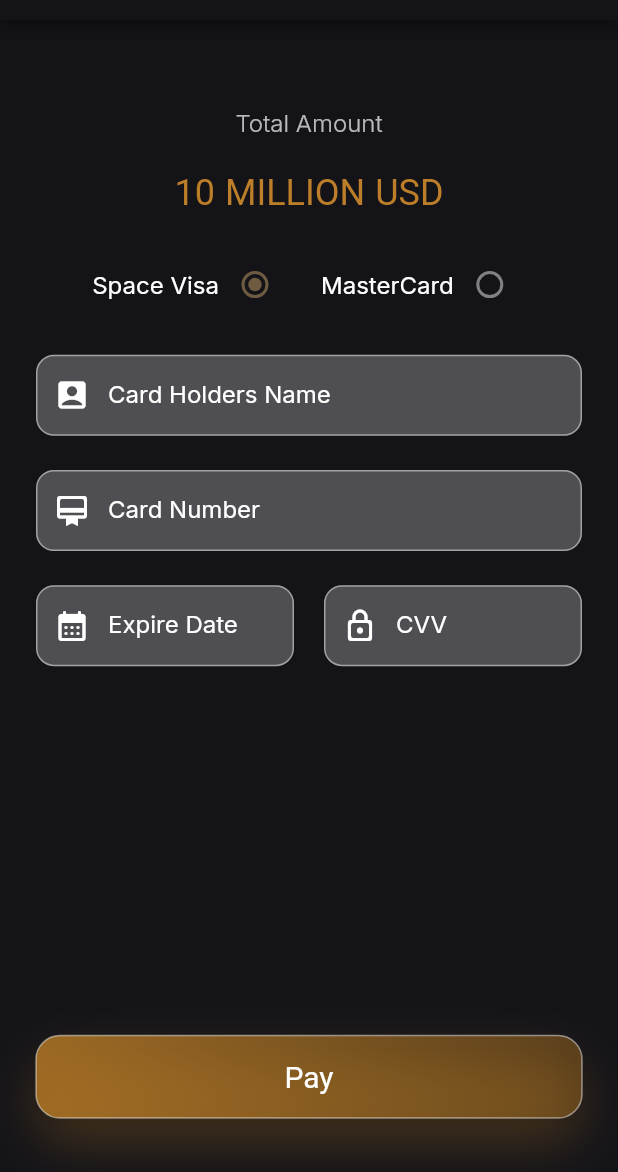
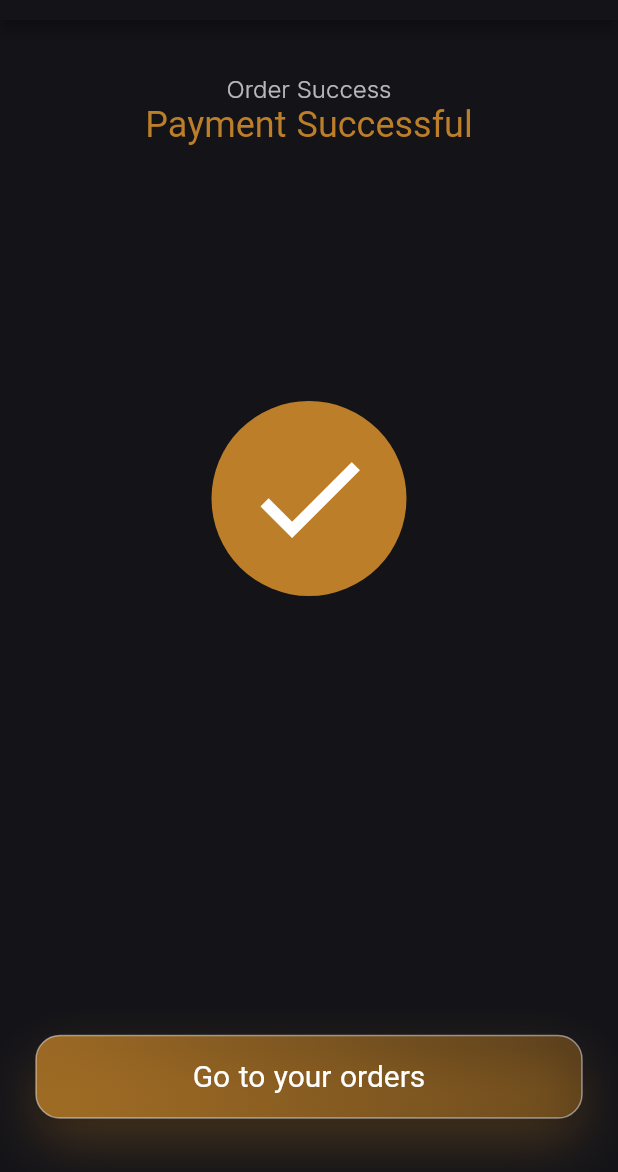
Before and after one commit to TechTriathlon-CosmiX/flutter_app, a Flutter app: the screen it shows after launch, on a phone screen of 412 x 824 dp, the part 64-1236 px from its top. Run offline on Flutter 3.47's test engine with Material 2 defaults, Android fonts, the phone set to English and light mode, and no system bars; our stand-ins replace get, google_fonts.

Commit message:
payment success

```diff
--- a/lib/main.dart
+++ b/lib/main.dart
@@ -1,5 +1,6 @@
 import 'package:CosmiX/screens/home_screen.dart';
 import 'package:CosmiX/screens/payment_screen.dart';
+import 'package:CosmiX/screens/payment_successful_screen.dart';
 import 'package:CosmiX/theme/app_theme.dart';
 import 'package:flutter/material.dart';
 import 'package:flutter/services.dart';
@@ -25,7 +26,7 @@ class MyApp extends StatelessWidget {
       debugShowCheckedModeBanner: false,
       title: 'CosmiX',
       theme: AppTheme.mainTheme,
-      home: const PaymentScreen(),
+      home: const PaymentSuccess(),
     );
   }
 }
--- a/lib/screens/payment_screen.dart
+++ b/lib/screens/payment_screen.dart
@@ -1,29 +1,31 @@
+import 'package:CosmiX/screens/payment_successful_screen.dart';
 import 'package:CosmiX/theme/colors.dart';
 import 'package:CosmiX/widgets/button.dart';
 import 'package:CosmiX/widgets/input_field.dart';
 import 'package:CosmiX/widgets/radio_button.dart';
 import 'package:flutter/material.dart';
+import 'package:get/get.dart';
 
 class PaymentScreen extends StatelessWidget {
   const PaymentScreen({super.key});
 
   @override
   Widget build(BuildContext context) {
-    TextEditingController nameController =  TextEditingController();
-    TextEditingController accountNoController =  TextEditingController();
-    TextEditingController expireDateController =  TextEditingController();
-    TextEditingController cvcController =  TextEditingController();
+    TextEditingController nameController = TextEditingController();
+    TextEditingController accountNoController = TextEditingController();
+    TextEditingController expireDateController = TextEditingController();
+    TextEditingController cvcController = TextEditingController();
     return Scaffold(
       resizeToAvoidBottomInset: false,
       appBar: AppBar(
-        title:const  Text(
+        title: const Text(
           'Payment',
         ),
         backgroundColor: CosmixColor.bgColor,
       ),
       backgroundColor: CosmixColor.bgColor,
       body: Padding(
-        padding:const EdgeInsets.symmetric(horizontal: 24.0, vertical: 36.0),
+        padding: const EdgeInsets.symmetric(horizontal: 24.0, vertical: 36.0),
         child: Center(
           child: Column(
             children: [
@@ -31,6 +33,8 @@ class PaymentScreen extends StatelessWidget {
                   flex: 3,
                   child: Column(
                     mainAxisAlignment: MainAxisAlignment.spaceEvenly,
+                    children: [
+                      Column(
                         children: [
                           const Text(
                             'Total Amount',
@@ -47,7 +51,9 @@ class PaymentScreen extends StatelessWidget {
                                 fontWeight: FontWeight.w400,
                                 color: CosmixColor.primaryColor),
                           ),
-                     const  Center(child: RadioField()),
+                        ],
+                      ),
+                      const Center(child: RadioField()),
                       InputField(
                         labelText: "Card Holders Name",
                         controller: nameController,
@@ -64,7 +70,8 @@ class PaymentScreen extends StatelessWidget {
                             child: InputField(
                               labelText: "Expire Date",
                               controller: expireDateController,
-                              leadingIcon: const Icon(Icons.calendar_month_rounded),
+                              leadingIcon:
+                                  const Icon(Icons.calendar_month_rounded),
                             ),
                           ),
                           const SizedBox(
@@ -74,7 +81,8 @@ class PaymentScreen extends StatelessWidget {
                             child: InputField(
                               labelText: "CVV",
                               controller: cvcController,
-                              leadingIcon: const Icon(Icons.lock_outline_rounded),
+                              leadingIcon:
+                                  const Icon(Icons.lock_outline_rounded),
                             ),
                           ),
                         ],
--- /dev/null
+++ b/lib/screens/payment_successful_screen.dart
@@ -0,0 +1,87 @@
+import 'package:CosmiX/theme/colors.dart';
+import 'package:CosmiX/widgets/button.dart';
+import 'package:CosmiX/widgets/input_field.dart';
+import 'package:CosmiX/widgets/radio_button.dart';
+import 'package:flutter/material.dart';
+
+class PaymentSuccess extends StatelessWidget {
+  const PaymentSuccess({super.key});
+
+  @override
+  Widget build(BuildContext context) {
+    return Scaffold(
+      resizeToAvoidBottomInset: false,
+      appBar: AppBar(
+        title: const Text(
+          'Payment',
+        ),
+        backgroundColor: CosmixColor.bgColor,
+      ),
+      backgroundColor: CosmixColor.bgColor,
+      body: Padding(
+        padding: const EdgeInsets.symmetric(horizontal: 24.0, vertical: 36.0),
+        child: Center(
+          child: Column(
+            children: [
+              Expanded(
+                  flex: 1,
+                  child: Column(
+                    mainAxisAlignment: MainAxisAlignment.spaceBetween,
+                    children: [
+                      Column(
+                        children: [
+                          const Text(
+                            'Order Success',
+                            style: TextStyle(
+                                fontSize: 16,
+                                fontWeight: FontWeight.w300,
+                                color: CosmixColor.subTitleTextColor),
+                          ),
+                          const Text(
+                            'Payment Successful',
+                            style: TextStyle(
+                                fontFamily: 'Gilroy',
+                                fontSize: 24,
+                                fontWeight: FontWeight.w400,
+                                color: CosmixColor.primaryColor),
+                          ),
+                        ],
+                      ),
+                      Container(
+                        child: Ink(
+                          decoration: BoxDecoration(
+                            color: CosmixColor.primaryColor,
+                            shape: BoxShape.circle,
+                          ),
+                          child: InkWell(
+                            borderRadius: BorderRadius.circular(500.0),
+                            child: Padding(
+                              padding: EdgeInsets.all(20.0),
+                              child: Icon(
+                                Icons.check,
+                                size: 90.0,
+                                color: CosmixColor.white,
+                              ),
+                            ),
+                          ),
+                        ),
+                      ),
+                    ],
+                  )),
+              Expanded(
+                  flex: 1,
+                  child: Column(
+                      mainAxisAlignment: MainAxisAlignment.end,
+                      children: [
+                        Button(
+                            onPressed: () {},
+                            buttonText: "Go to your orders",
+                            type: ButtonType.primaryColor)
+                      ]))
+            ],
+          ),
+        ),
+      ),
+    );
+  }
+}
```
Also changed, not shown: lib/screens/payment_successfull_screen.dart (deleted). Lines whose indentation alone changed are shown as unchanged.
